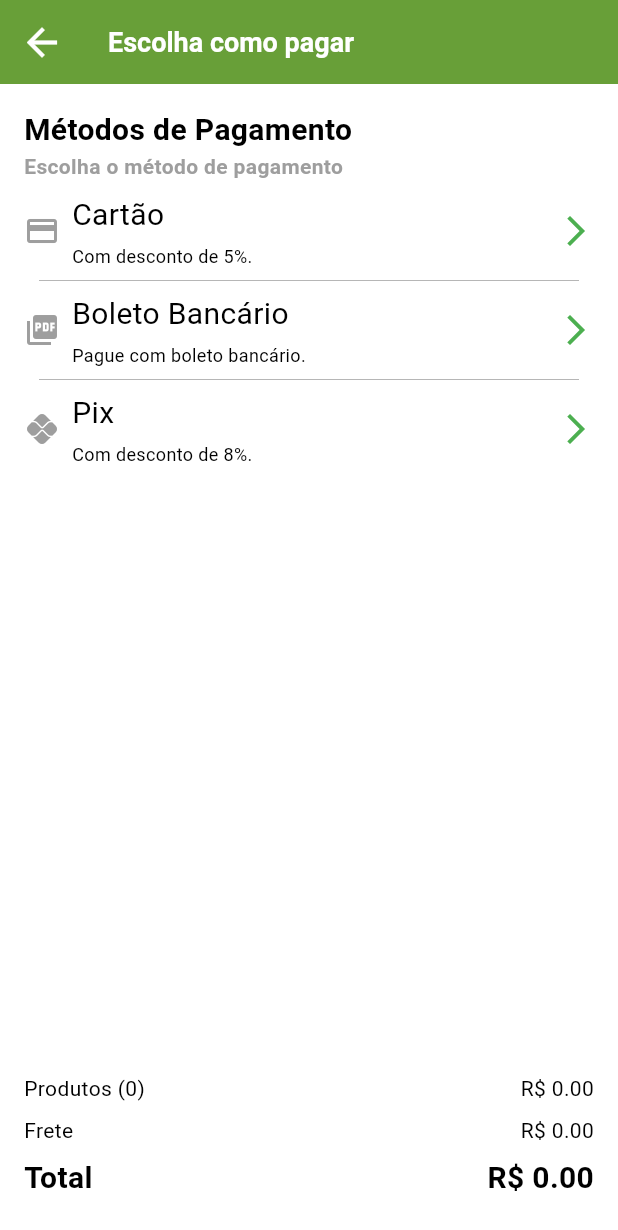
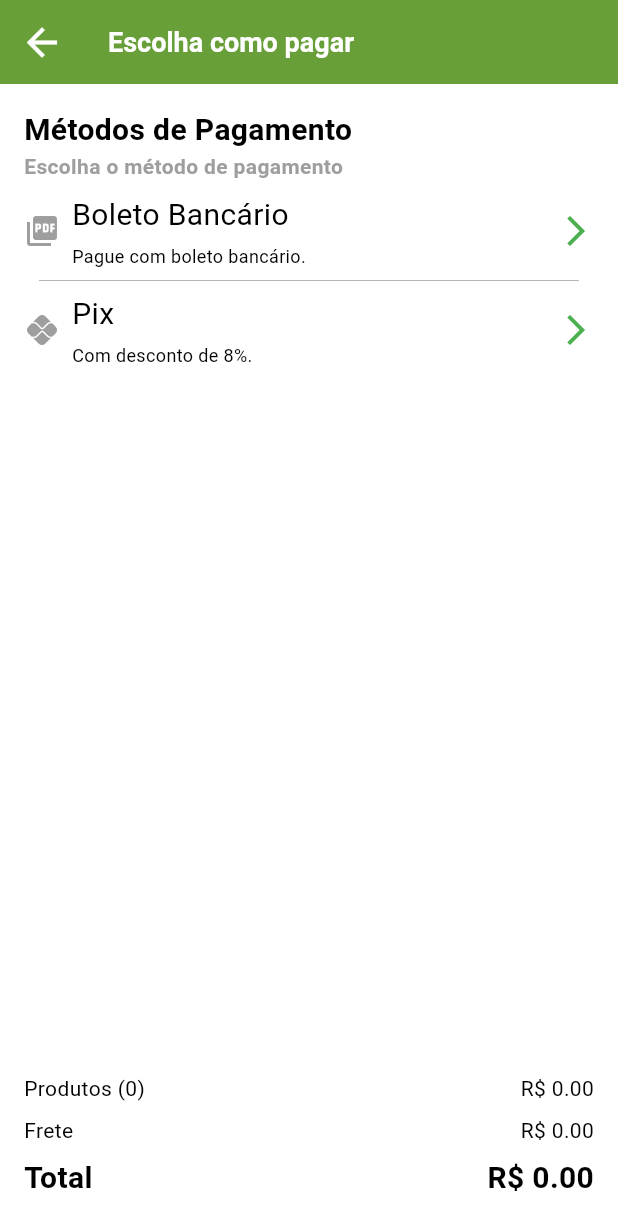
Before and after one commit to sameldevt/fazenda_urbana_mobile, a Flutter app: the PaymentOptionScreen screen opened by its route, on a phone screen of 412 x 824 dp. Shown: the top 1230 px of the screen. Run offline on Flutter 3.47's test engine with Material 3 defaults, Android fonts, the light colour scheme and no system bars; our stand-ins replace carousel_slider, shared_preferences; accounts and stored records are empty; network calls fail.

Commit message:
refactor: opção de pagamento por cartão removida

```diff
--- a/lib/screens/purchase/payment_option_screen.dart
+++ b/lib/screens/purchase/payment_option_screen.dart
@@ -137,10 +137,8 @@
   String _getPaymentLabel(int index) {
     switch (index) {
       case 0:
-        return 'Cartão';
+        return 'Boleto Bancário';
       case 1:
-        return 'Boleto Bancário';
-      case 2:
         return 'Pix';
       default:
         return '';
@@ -150,10 +148,8 @@
   IconData _getPaymentIcon(int index) {
     switch (index) {
       case 0:
-        return Icons.credit_card;
+        return Icons.picture_as_pdf;
       case 1:
-        return Icons.picture_as_pdf;
-      case 2:
         return Icons.pix;
       default:
         return Icons.payment;
@@ -163,10 +159,8 @@
   String _getPaymentDetails(int index) {
     switch (index) {
       case 0:
-        return 'Com desconto de 5%.';
+        return 'Pague com boleto bancário.';
       case 1:
-        return 'Pague com boleto bancário.';
-      case 2:
         return 'Com desconto de 8%.';
       default:
         return '';
@@ -185,7 +179,7 @@
               indent: 10.0,
               endIndent: 10.0,
             ),
-            itemCount: 3,
+            itemCount: 2,
             itemBuilder: (context, index) {
               return InkWell(
                 onTap: () {
@@ -193,14 +187,10 @@
 
                   switch (index) {
                     case 0:
-                      screen = const CardOptionScreen();
-                      orderProvider.addPaymentMethod('card');
-                      break;
-                    case 1:
                       screen = const PurchaseSummaryScreen();
                       orderProvider.addPaymentMethod('boleto');
                       break;
-                    case 2:
+                    case 1:
                       screen = const PurchaseSummaryScreen();
                       orderProvider.addPaymentMethod('pix');
                       break;
```
